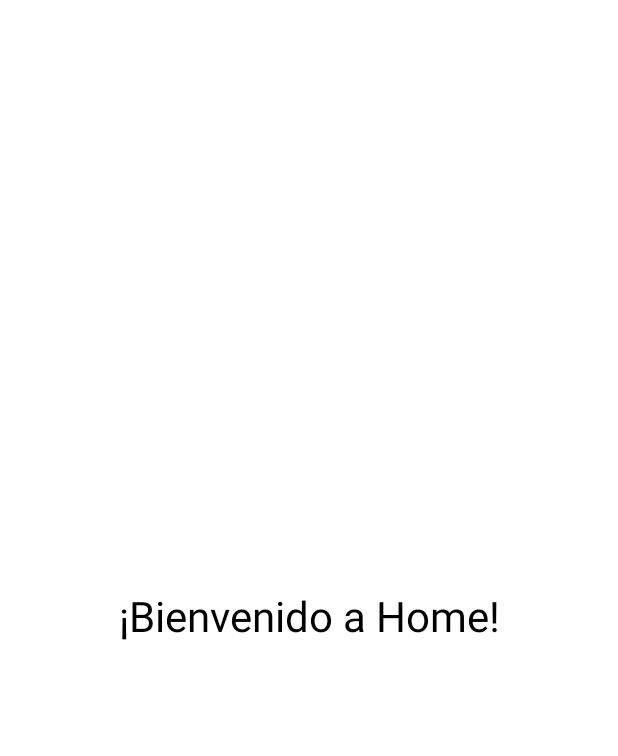
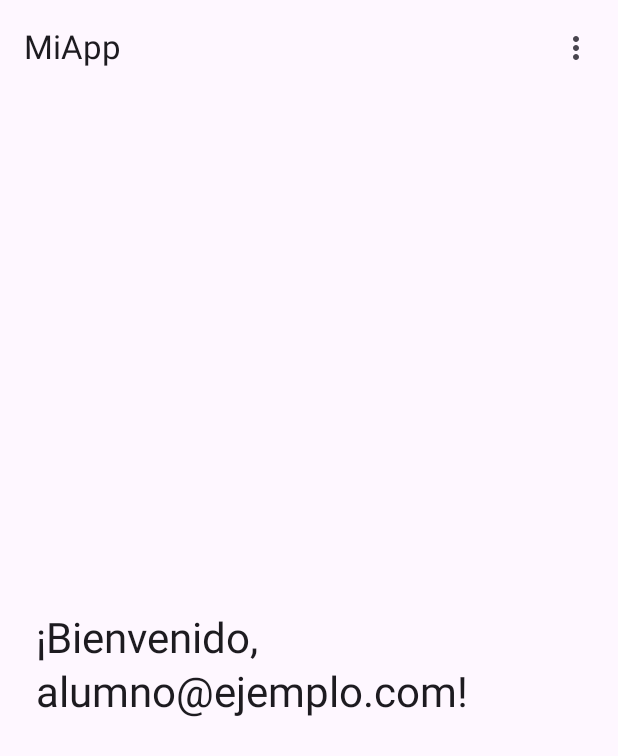
Before and after one commit to noelmm47/PMDM, an Android app built with Jetpack Compose: the @Preview function HomeScreenPreview, on a phone screen of 412 x 824 dp. Shown: the top 756 px of the screen. Run offline under Robolectric (Android 15) with nearby library versions, the phone set to English and light mode, and no system bars.

Commit message:
Se avanza a la tarea 2.2. Se ha copiado el código. Falta leerlo, comentarlo y hacer las tareas.

```diff
--- a/app/build.gradle.kts
+++ b/app/build.gradle.kts
@@ -47,6 +47,7 @@ dependencies {
     implementation(libs.androidx.core.ktx)
     implementation(libs.androidx.lifecycle.runtime.ktx)
     implementation(libs.androidx.compose.material.icons.extended)
+    implementation(libs.androidx.navigation.compose)
     testImplementation(libs.junit)
     androidTestImplementation(platform(libs.androidx.compose.bom))
     androidTestImplementation(libs.androidx.compose.ui.test.junit4)
--- a/app/src/main/AndroidManifest.xml
+++ b/app/src/main/AndroidManifest.xml
@@ -24,10 +24,6 @@
             </intent-filter>
 
         </activity>
-        <activity
-            android:name=".HomeActivity"
-            android:exported="false" />
     </application>
 
-
 </manifest>
--- a/app/src/main/java/com/ejemplo/login/HomeScreen.kt
+++ b/app/src/main/java/com/ejemplo/login/HomeScreen.kt
@@ -1,24 +1,105 @@
 package com.ejemplo.login
 
-import androidx.compose.foundation.layout.Box
+import androidx.compose.foundation.layout.Arrangement
+import androidx.compose.foundation.layout.Column
 import androidx.compose.foundation.layout.fillMaxSize
-import androidx.compose.material3.MaterialTheme
-import androidx.compose.material3.Text
-import androidx.compose.runtime.Composable
+import androidx.compose.foundation.layout.padding
+import androidx.compose.material.icons.Icons
+import androidx.compose.material.icons.filled.MoreVert
+import androidx.compose.material3.*
+import androidx.compose.runtime.*
 import androidx.compose.ui.Alignment
 import androidx.compose.ui.Modifier
 import androidx.compose.ui.res.stringResource
 import androidx.compose.ui.tooling.preview.Preview
+import androidx.compose.ui.unit.dp
 
+@OptIn(ExperimentalMaterial3Api::class)
 @Composable
-fun HomeScreen() {
-    Box(
-        modifier = Modifier.fillMaxSize(),
-        contentAlignment = Alignment.Center
-    ) {
-        Text(
-            text = stringResource(R.string.titulo_home),
-            style = MaterialTheme.typography.headlineMedium
+fun HomeScreen(
+    userEmail: String,
+    onLogout: () -> Unit
+) {
+    // ---------------------------------------------------------
+    // ESTADO: controla el menú overflow y el diálogo
+    // ---------------------------------------------------------
+    var menuExpanded by remember { mutableStateOf(false) }
+    var showAboutDialog by remember { mutableStateOf(false) }
+
+    Scaffold(
+        topBar = {
+            TopAppBar(
+                title = { Text(stringResource(R.string.app_name)) },
+                actions = {
+                    // --- Botón del menú overflow ---
+                    IconButton(onClick = { menuExpanded = true }) {
+                        Icon(
+                            imageVector = Icons.Filled.MoreVert,
+                            contentDescription = stringResource(R.string.abrir_menu)
+                        )
+                    }
+
+                    // --- Menú desplegable ---
+                    DropdownMenu(
+                        expanded = menuExpanded,
+                        onDismissRequest = { menuExpanded = false }
+                    ) {
+                        DropdownMenuItem(
+                            text = { Text(stringResource(R.string.menu_acerca_de)) },
+                            onClick = {
+                                menuExpanded = false
+                                showAboutDialog = true
+                            }
+                        )
+                        DropdownMenuItem(
+                            text = { Text(stringResource(R.string.menu_cerrar_sesion)) },
+                            onClick = {
+                                menuExpanded = false
+                                onLogout()
+                            }
+                        )
+                    }
+                }
+            )
+        }
+    ) { innerPadding ->
+        Column(
+            modifier = Modifier
+                .fillMaxSize()
+                .padding(innerPadding)
+                .padding(24.dp),
+            horizontalAlignment = Alignment.CenterHorizontally,
+            verticalArrangement = Arrangement.Center
+        ) {
+            Text(
+                text = if (userEmail.isNotEmpty()) {
+                    stringResource(R.string.home_bienvenida, userEmail)
+                } else {
+                    stringResource(R.string.home_sin_email)
+                },
+                style = MaterialTheme.typography.headlineMedium
+            )
+
+            // Aquí se añadirán en futuras actividades:
+            // - Lista de elementos (Room)
+            // - Lista de la API (Retrofit)
+            // - Botones de navegación a Mapas, Bluetooth, etc.
+        }
+    }
+
+    // ---------------------------------------------------------
+    // DIÁLOGO "Acerca de"
+    // ---------------------------------------------------------
+    if (showAboutDialog) {
+        AlertDialog(
+            onDismissRequest = { showAboutDialog = false },
+            title = { Text(stringResource(R.string.dialog_acerca_titulo)) },
+            text = { Text(stringResource(R.string.dialog_acerca_texto)) },
+            confirmButton = {
+                TextButton(onClick = { showAboutDialog = false }) {
+                    Text(stringResource(R.string.dialog_aceptar))
+                }
+            }
         )
     }
 }
@@ -27,6 +108,6 @@ fun HomeScreen() {
 @Composable
 fun HomeScreenPreview() {
     MaterialTheme {
-        HomeScreen()
+        HomeScreen(userEmail = "alumno@ejemplo.com", onLogout = {})
     }
 }
--- a/app/src/main/res/values/strings.xml
+++ b/app/src/main/res/values/strings.xml
@@ -1,4 +1,13 @@
 <resources>
+    //REGISTRO
+    <string name="titulo_registro">Biemvenido</string>
+    <string name="volver">Volver a pantalla anterior</string>
+    <string name="hint_confirm_password">Introduce de nuevo la contraseña</string>
+    <string name="acepto_terminos">Acepto los términos y condiciones</string>
+    <string name="boton_crear_cuenta">Crear cuenta</string>
+    <string name="ya_tienes_cuenta">Ya tengo cuenta</string>
+
+    //LOGIN
     <string name="app_name">MiApp</string>
 
     <string name="logo_desc">Logo de la aplicación</string>
@@ -19,4 +28,15 @@
     <string name="login_correcto">Login correcto</string>
     <string name="titulo_home">¡Bienvenido a Home!</string>
 
+    //HOME
+    <string name="home_bienvenida">¡Bienvenido, %1$s!</string>
+    <string name="home_sin_email">¡Bienvenido!</string>
+    <string name="menu_acerca_de">Acerca de</string>
+    <string name="menu_cerrar_sesion">Cerrar sesión</string>
+    <string name="dialog_acerca_titulo">Acerca de</string>
+    <string name="dialog_acerca_texto">MiApp v1.0\nDesarrollada por 2º DAM\nProgramación Multimedia y Dispositivos Móviles</string>
+    <string name="dialog_aceptar">Aceptar</string>
+    <string name="dialog_cancelar">Cancelar</string>
+    <string name="abrir_menu">Abrir menú</string>
+
 </resources>
--- a/gradle/libs.versions.toml
+++ b/gradle/libs.versions.toml
@@ -8,6 +8,7 @@ lifecycleRuntimeKtx = "2.11.0"
 activityCompose = "1.13.0"
 kotlin = "2.2.10"
 composeBom = "2026.02.01"
+navigationCompose = "2.8.4"
 
 [libraries]
 androidx-core-ktx = { group = "androidx.core", name = "core-ktx", version.ref = "coreKtx" }
@@ -25,6 +26,7 @@ androidx-compose-ui-test-manifest = { group = "androidx.compose.ui", name = "ui-
 androidx-compose-ui-test-junit4 = { group = "androidx.compose.ui", name = "ui-test-junit4" }
 androidx-compose-material3 = { group = "androidx.compose.material3", name = "material3" }
 androidx-compose-material-icons-extended = { group = "androidx.compose.material", name = "material-icons-extended"}
+androidx-navigation-compose = { group = "androidx.navigation", name = "navigation-compose", version.ref = "navigationCompose" }
 
 
 [plugins]
```
Also changed, not shown: app/src/main/java/com/ejemplo/login/HomeActivity.kt (deleted, +0 -17 lines), app/src/main/java/com/ejemplo/login/LoginScreen.kt (+10 -3 lines), app/src/main/java/com/ejemplo/login/MainActivity.kt (+1 -9 lines), app/src/main/java/com/ejemplo/login/NavGraph.kt (added, +80 -0 lines), app/src/main/java/com/ejemplo/login/RegisterScreen.kt (added, +289 -0 lines).
